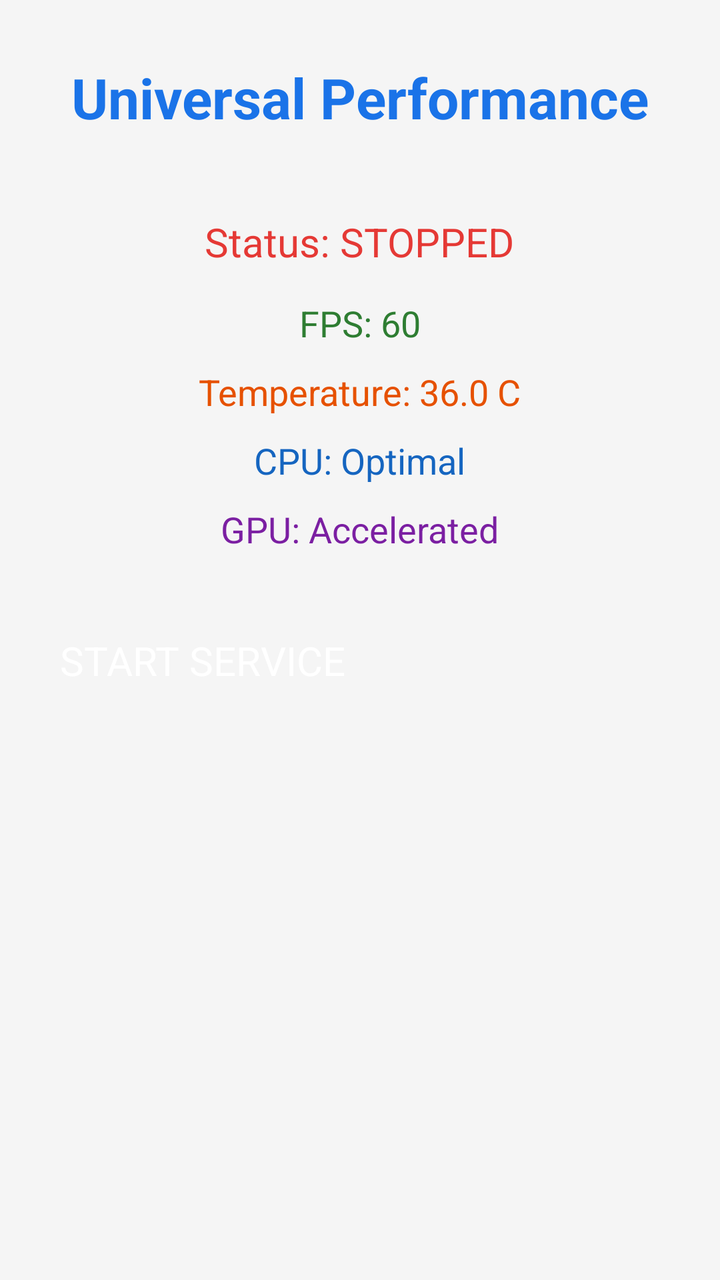
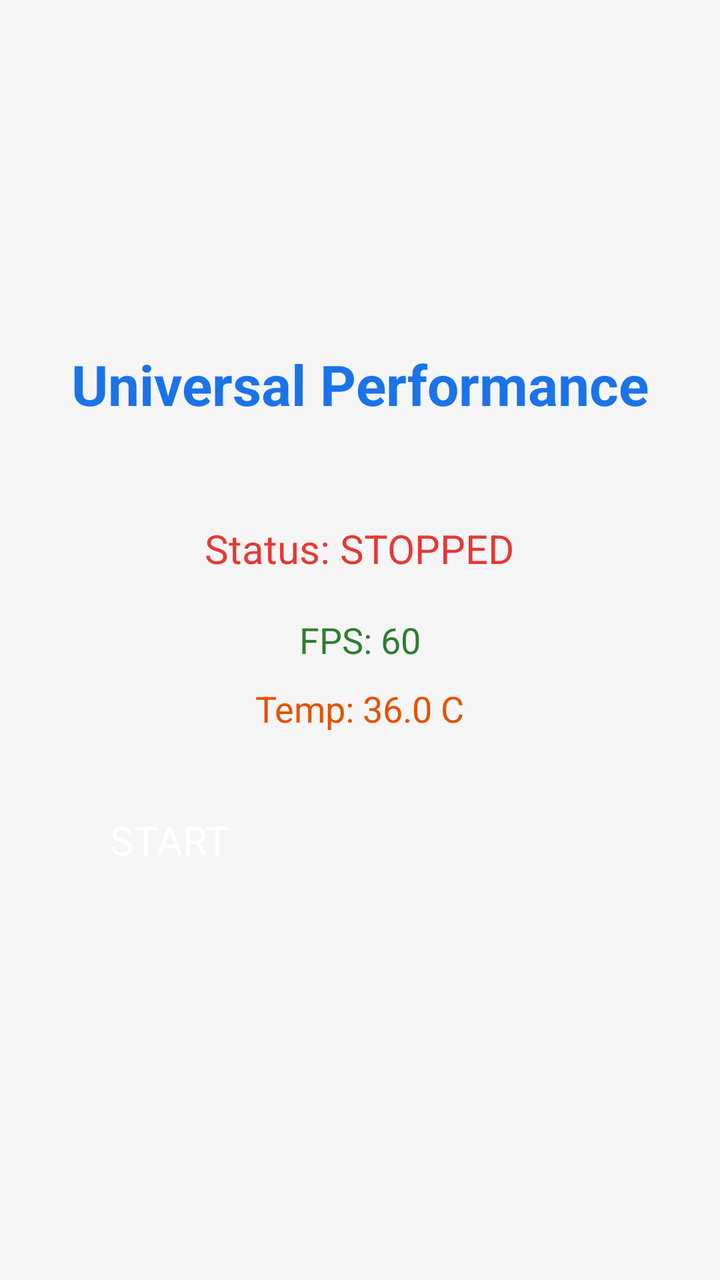

Two renders of the same Android screen: before a commit and after it. Below are the layout's source before the change and the commit's diff.
<!-- AndroidManifest.xml: application theme Theme.AppCompat.Light.NoActionBar -->
<!-- res/layout/activity_main.xml -->
<?xml version="1.0" encoding="utf-8"?>
<LinearLayout xmlns:android="http://schemas.android.com/apk/res/android"
    android:layout_width="match_parent"
    android:layout_height="match_parent"
    android:orientation="vertical"
    android:padding="30dp"
    android:gravity="center_horizontal"
    android:background="#F5F5F5">

    <TextView
        android:layout_width="wrap_content"
        android:layout_height="wrap_content"
        android:text="Universal Performance"
        android:textSize="28sp"
        android:textStyle="bold"
        android:textColor="#1A73E8"
        android:layout_marginBottom="40dp"/>

    <TextView
        android:id="@+id/tv_status"
        android:layout_width="wrap_content"
        android:layout_height="wrap_content"
        android:text="Status: STOPPED"
        android:textSize="20sp"
        android:textColor="#E53935"
        android:layout_marginBottom="15dp"/>

    <TextView
        android:id="@+id/tv_fps"
        android:layout_width="wrap_content"
        android:layout_height="wrap_content"
        android:text="FPS: 60"
        android:textSize="18sp"
        android:textColor="#2E7D32"
        android:layout_marginBottom="10dp"/>

    <TextView
        android:id="@+id/tv_temp"
        android:layout_width="wrap_content"
        android:layout_height="wrap_content"
        android:text="Temperature: 36.0 C"
        android:textSize="18sp"
        android:textColor="#E65100"
        android:layout_marginBottom="10dp"/>

    <TextView
        android:id="@+id/tv_cpu"
        android:layout_width="wrap_content"
        android:layout_height="wrap_content"
        android:text="CPU: Optimal"
        android:textSize="18sp"
        android:textColor="#1565C0"
        android:layout_marginBottom="10dp"/>

    <TextView
        android:id="@+id/tv_gpu"
        android:layout_width="wrap_content"
        android:layout_height="wrap_content"
        android:text="GPU: Accelerated"
        android:textSize="18sp"
        android:textColor="#7B1FA2"
        android:layout_marginBottom="40dp"/>

    <Button
        android:id="@+id/btn_toggle"
        android:layout_width="match_parent"
        android:layout_height="60dp"
        android:text="START SERVICE"
        android:textSize="20sp"
        android:backgroundTint="#1A73E8"
        android:textColor="#FFFFFF"/>
</LinearLayout>
<!-- resources referenced by this layout -->
<resources>
  <style name="Theme.AppCompat.Light.NoActionBar" parent="Theme.AppCompat.Light.NoActionBar">
          <item name="colorPrimary">#1A73E8</item>
          <item name="colorAccent">#1A73E8</item>
      </style>
</resources>

<!-- the commit's change to res/layout/activity_main.xml (unified diff, before → after) -->
@@ -3,8 +3,7 @@
     android:layout_width="match_parent"
     android:layout_height="match_parent"
     android:orientation="vertical"
-    android:padding="30dp"
-    android:gravity="center_horizontal"
+    android:gravity="center"
     android:background="#F5F5F5">
 
     <TextView
@@ -14,7 +13,7 @@
         android:textSize="28sp"
         android:textStyle="bold"
         android:textColor="#1A73E8"
-        android:layout_marginBottom="40dp"/>
+        android:layout_marginBottom="50dp"/>
 
     <TextView
         android:id="@+id/tv_status"
@@ -23,7 +22,7 @@
         android:text="Status: STOPPED"
         android:textSize="20sp"
         android:textColor="#E53935"
-        android:layout_marginBottom="15dp"/>
+        android:layout_marginBottom="20dp"/>
 
     <TextView
         android:id="@+id/tv_fps"
@@ -38,35 +37,18 @@
         android:id="@+id/tv_temp"
         android:layout_width="wrap_content"
         android:layout_height="wrap_content"
-        android:text="Temperature: 36.0 C"
+        android:text="Temp: 36.0 C"
         android:textSize="18sp"
         android:textColor="#E65100"
-        android:layout_marginBottom="10dp"/>
-
-    <TextView
-        android:id="@+id/tv_cpu"
-        android:layout_width="wrap_content"
-        android:layout_height="wrap_content"
-        android:text="CPU: Optimal"
-        android:textSize="18sp"
-        android:textColor="#1565C0"
-        android:layout_marginBottom="10dp"/>
-
-    <TextView
-        android:id="@+id/tv_gpu"
-        android:layout_width="wrap_content"
-        android:layout_height="wrap_content"
-        android:text="GPU: Accelerated"
-        android:textSize="18sp"
-        android:textColor="#7B1FA2"
         android:layout_marginBottom="40dp"/>
 
     <Button
         android:id="@+id/btn_toggle"
-        android:layout_width="match_parent"
+        android:layout_width="250dp"
         android:layout_height="60dp"
-        android:text="START SERVICE"
+        android:text="START"
         android:textSize="20sp"
         android:backgroundTint="#1A73E8"
         android:textColor="#FFFFFF"/>
+
 </LinearLayout>
